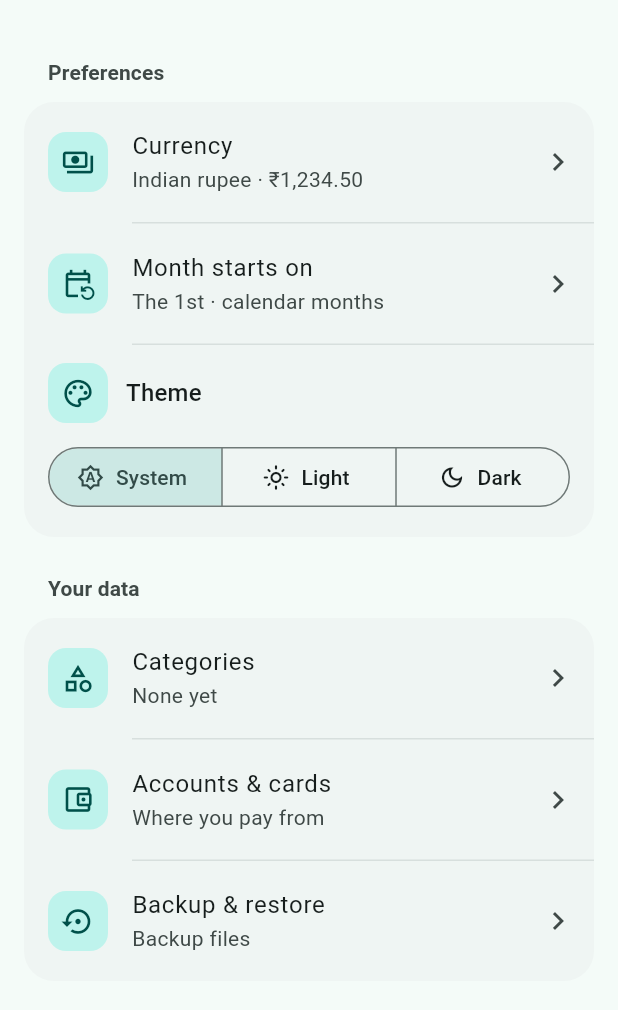
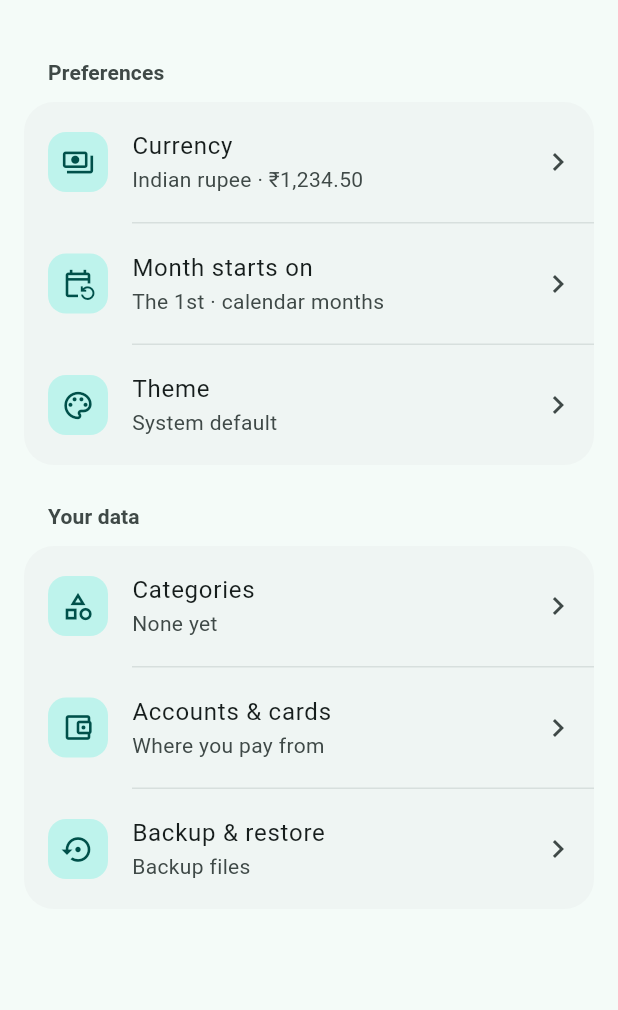
Before and after one commit to sivasankar3629/Expense-Tracker, a Flutter app: the SettingsScreen screen opened directly with empty values, on a phone screen of 412 x 824 dp, the part 63-1073 px from its top. Run offline on Flutter 3.47's test engine with Material 3 defaults, Android fonts, the phone set to English and light mode, and no system bars; our stand-ins replace cloud_firestore, file_picker, firebase_auth, firebase_core, google_sign_in, package_info_plus and 1 more; accounts and stored records are empty.

Commit message:
Pick the theme from a sheet so it fits small screens
The three-way theme buttons overflowed on narrow phones and with larger
text sizes. Theme is now a row like Currency and Month start, opening a
sheet with System default, Light and Dark.

```diff
--- a/lib/screens/settings_screen.dart
+++ b/lib/screens/settings_screen.dart
@@ -55,47 +55,11 @@ class SettingsScreen extends StatelessWidget {
                       onTap: () => _pickMonthStart(context),
                     ),
                     const Divider(indent: 72),
-                    Padding(
-                      padding: const EdgeInsets.fromLTRB(16, 12, 16, 16),
-                      child: Column(
-                        crossAxisAlignment: CrossAxisAlignment.start,
-                        children: [
-                          Row(
-                            children: [
-                              const _TileIcon(Icons.palette_outlined),
-                              // Lines up with the list tiles' titles.
-                              const SizedBox(width: 12),
-                              Text('Theme', style: theme.textTheme.titleMedium),
-                            ],
-                          ),
-                          const SizedBox(height: 12),
-                          SizedBox(
-                            width: double.infinity,
-                            child: SegmentedButton<ThemeChoice>(
-                              showSelectedIcon: false,
-                              segments: const [
-                                ButtonSegment(
-                                  value: ThemeChoice.system,
-                                  icon: Icon(Icons.brightness_auto_outlined),
-                                  label: Text('System'),
-                                ),
-                                ButtonSegment(
-                                  value: ThemeChoice.light,
-                                  icon: Icon(Icons.light_mode_outlined),
-                                  label: Text('Light'),
-                                ),
-                                ButtonSegment(
-                                  value: ThemeChoice.dark,
-                                  icon: Icon(Icons.dark_mode_outlined),
-                                  label: Text('Dark'),
-                                ),
-                              ],
-                              selected: {store.themeChoice},
-                              onSelectionChanged: (picked) => store.setThemeChoice(picked.single),
-                            ),
-                          ),
-                        ],
-                      ),
+                    _SettingTile(
+                      icon: Icons.palette_outlined,
+                      title: 'Theme',
+                      subtitle: _themeLabel(store.themeChoice),
+                      onTap: () => _pickTheme(context),
                     ),
                   ],
                 ),
@@ -148,6 +112,47 @@ class SettingsScreen extends StatelessWidget {
         },
       ),
     );
+  }
+
+  static String _themeLabel(ThemeChoice choice) => switch (choice) {
+        ThemeChoice.system => 'System default',
+        ThemeChoice.light => 'Light',
+        ThemeChoice.dark => 'Dark',
+      };
+
+  Future<void> _pickTheme(BuildContext context) async {
+    final picked = await showModalBottomSheet<ThemeChoice>(
+      context: context,
+      showDragHandle: true,
+      isScrollControlled: true,
+      builder: (sheetContext) => _SheetFrame(
+        title: 'Theme',
+        message: 'How Kipto looks on this phone.',
+        child: Padding(
+          padding: const EdgeInsets.only(bottom: 8),
+          child: Column(
+            mainAxisSize: MainAxisSize.min,
+            children: [
+              for (final (choice, icon, detail) in [
+                (ThemeChoice.system, Icons.brightness_auto_outlined, 'Follows your phone’s setting'),
+                (ThemeChoice.light, Icons.light_mode_outlined, 'Always light'),
+                (ThemeChoice.dark, Icons.dark_mode_outlined, 'Always dark'),
+              ])
+                ListTile(
+                  leading: _TileIcon(icon),
+                  title: Text(_themeLabel(choice)),
+                  subtitle: Text(detail),
+                  trailing: choice == store.themeChoice
+                      ? Icon(Icons.check, color: Theme.of(sheetContext).colorScheme.primary)
+                      : null,
+                  onTap: () => Navigator.of(sheetContext).pop(choice),
+                ),
+            ],
+          ),
+        ),
+      ),
+    );
+    if (picked != null) store.setThemeChoice(picked);
   }
 
   Future<void> _pickCurrency(BuildContext context) async {
```
Also changed, not shown: 1 other file.
